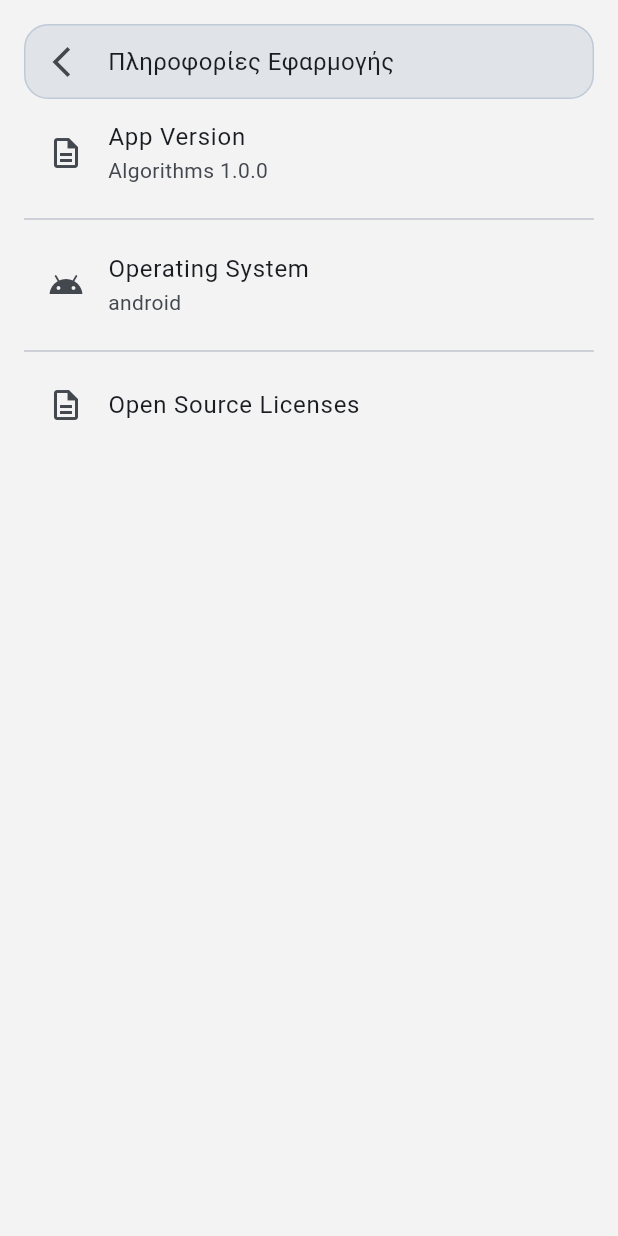
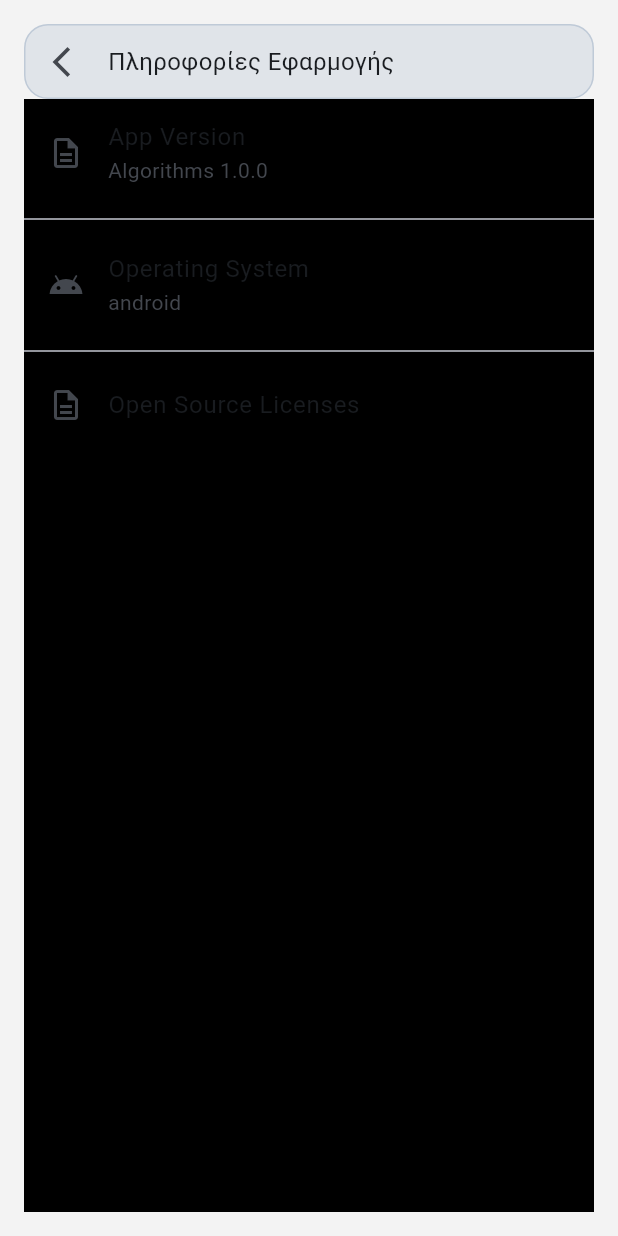
Before and after one commit to TonyGnk/Node-Odyssey, a Flutter app: the screen it shows after launch, after a tap on the "info" icon, on a phone screen of 412 x 824 dp. Run offline on Flutter 3.47's test engine with Material 2 defaults, Android fonts, the phone set to English and light mode, and no system bars; our stand-ins replace adaptive_theme, flutter_riverpod, package_info_plus, shared_preferences; missing offline and left inert: app_settings, flutter_animated_dialog.

Commit message:
Update UI screens and navigation labels/icons

```diff
--- a/lib/UI/Screens/about_page.dart
+++ b/lib/UI/Screens/about_page.dart
@@ -104,9 +104,8 @@ Widget scaffoldAboutScreenType1(
 
 Widget scaffoldAboutScreenType2(
         BuildContext context, String title, String version) =>
-    SizedBox(
-      width: MediaQuery.of(context).size.width,
-      height: MediaQuery.of(context).size.height,
+    Container(
+      color: Colors.black,
       child: Column(
         crossAxisAlignment: CrossAxisAlignment.center,
         children: [
```
Also changed, not shown: lib/UI/Screens/list.dart (+4 -4 lines).
